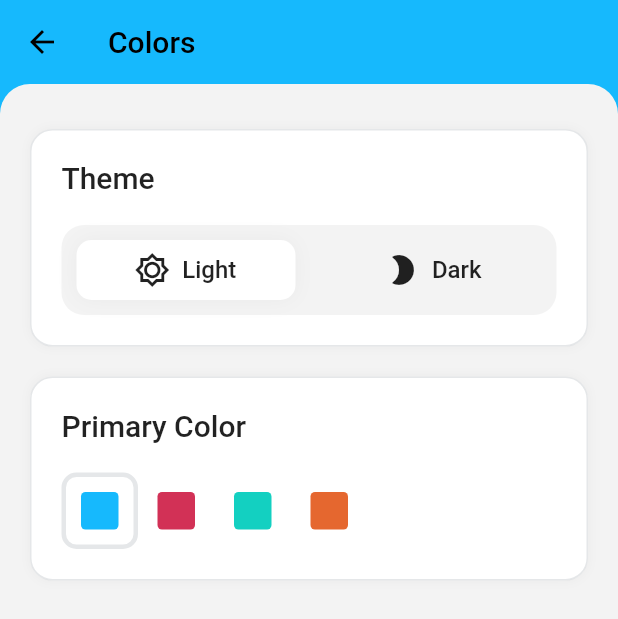
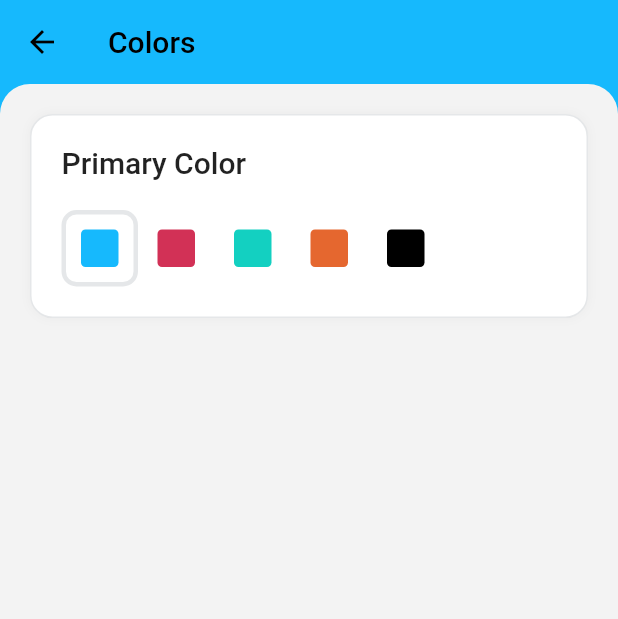
Before and after one commit to AungMyoThuOC/Finance, a Flutter app: the ColorPage screen opened by its route, on a phone screen of 412 x 824 dp. Shown: the top 619 px of the screen. Run offline on Flutter 3.47's test engine with Material 2 defaults, Android fonts, the phone set to English and light mode, and no system bars; our stand-ins replace cloud_firestore, firebase_auth, firebase_core, flutter_easyloading, form_field_validator, get and 3 more; missing offline and left inert: dart:html; accounts and stored records are empty; Roboto replaces fonts that are missing (TitilliumWeb).

Commit message:
add color

```diff
--- a/lib/main.dart
+++ b/lib/main.dart
@@ -70,9 +70,9 @@ class MyApp extends StatelessWidget {
               // '/verify': (context) => const VerifyScreen(),
               '/login': (context) => const LoginPage(),
               '/home': (context) => const HomePage(),
-              '/tabbar': (context) => const TabBarPage(),
-              '/income': (context) => const IncomePage(),
-              '/outcome': (context) => const OutcomePage(),
+              // '/tabbar': (context) => const TabBarPage(),
+              // '/income': (context) => const IncomePage(),
+              // '/outcome': (context) => const OutcomePage(),
               '/setting': (context) => const SettingPage(),
               '/language': (context) => const LanguagePage(),
               '/security': (context) => const SecurityPage(),
--- a/lib/presentationColr/styles/app_colors.dart
+++ b/lib/presentationColr/styles/app_colors.dart
@@ -5,6 +5,7 @@ class AppColors {
   static const Color primaryOption2 = Color(0xffd23156);
   static const Color primaryOption3 = Color(0xff13d0c1);
   static const Color primaryOption4 = Color(0xffe5672f);
+  static const Color primaryOption5 = Color(0xff000000);
 
   static const Color white = Color(0xffffffff);
   static const Color white50 = Color(0x88ffffff);
@@ -21,6 +22,7 @@ class AppColors {
     primaryOption2,
     primaryOption3,
     primaryOption4,
+    primaryOption5
   ];
 
   static Color getShade(Color color, {bool darker = false, double value = .1}) {
--- a/lib/setting/colors.dart
+++ b/lib/setting/colors.dart
@@ -16,11 +16,12 @@ class ColorPage extends StatelessWidget {
       ),
       body: PageWrapper(
         body: Column(
+          // ignore: prefer_const_literals_to_create_immutables
           children: [
-            SizedBox(
-              height: 30,
-            ),
-            ThemeSwitcher(),
+            // SizedBox(
+            //   height: 30,
+            // ),
+            // ThemeSwitcher(),
             SizedBox(
               height: 20,
             ),
```
Also changed, not shown: lib/homepage.dart (+0 -14 lines).
